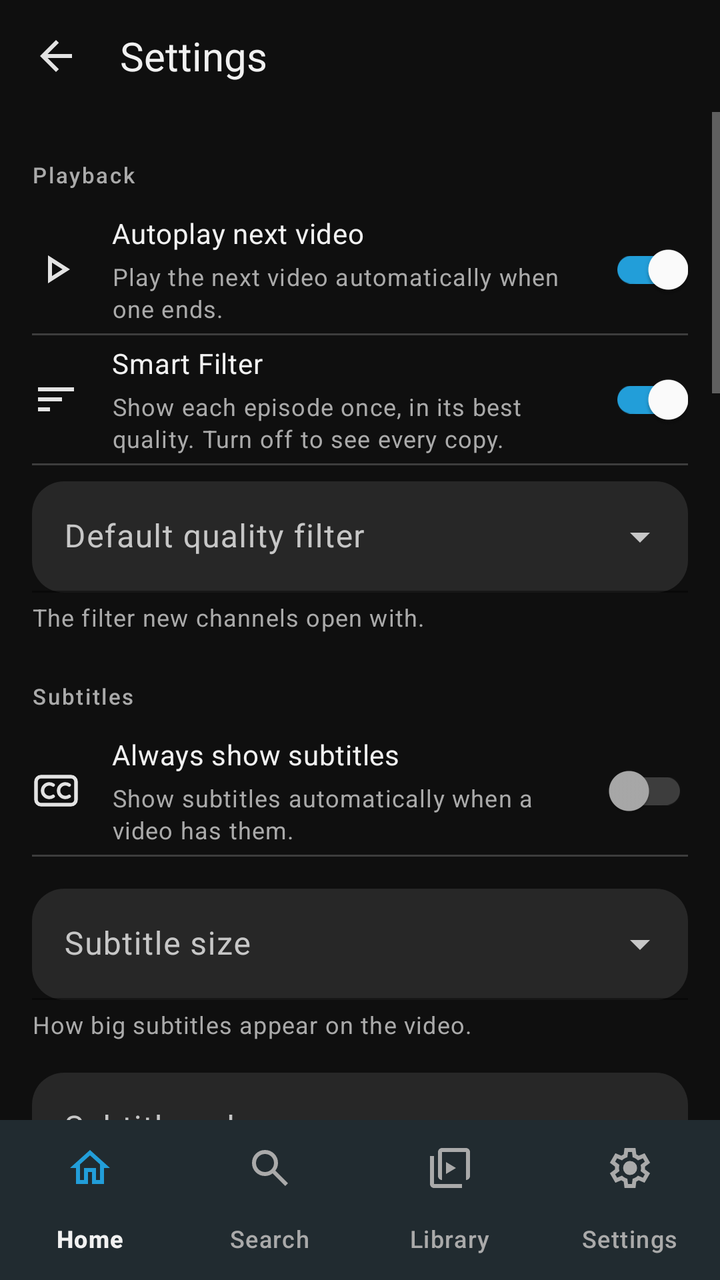
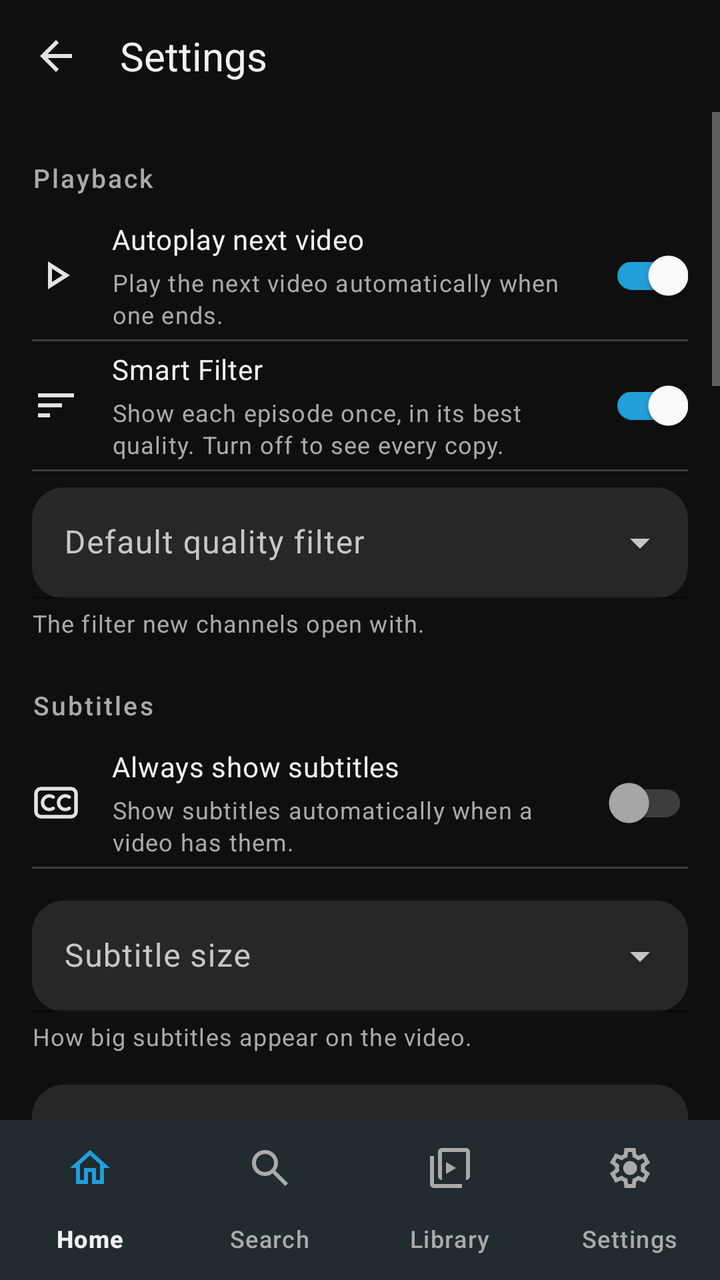

Compare the two renders of this Android layout. The source of the first and the diff that turns it into the second are given below.
<!-- AndroidManifest.xml: application theme Theme.NobiStream -->
<!-- res/layout/activity_settings.xml -->
<?xml version="1.0" encoding="utf-8"?>
<LinearLayout xmlns:android="http://schemas.android.com/apk/res/android"
    xmlns:app="http://schemas.android.com/apk/res-auto"
    android:layout_width="match_parent"
    android:layout_height="match_parent"
    android:fitsSystemWindows="true"
    android:orientation="vertical">

    <com.google.android.material.appbar.MaterialToolbar
        android:id="@+id/toolbar"
        android:layout_width="match_parent"
        android:layout_height="@dimen/toolbar_height"
        android:background="@color/background"
        app:navigationIcon="@drawable/ic_back"
        app:title="@string/settings_title"
        app:titleTextAppearance="@style/Text.NobiStream.Title"
        app:titleTextColor="@color/text_primary" />

    <ScrollView
        android:layout_width="match_parent"
        android:layout_height="0dp"
        android:layout_weight="1"
        android:fillViewport="true">

        <LinearLayout
            android:layout_width="match_parent"
            android:layout_height="wrap_content"
            android:orientation="vertical"
            android:paddingStart="@dimen/screen_margin"
            android:paddingTop="@dimen/spacing_8"
            android:paddingEnd="@dimen/screen_margin"
            android:paddingBottom="@dimen/spacing_24">

            
            <TextView
                style="@style/Text.NobiStream.SectionHeader"
                android:layout_width="match_parent"
                android:layout_height="wrap_content"
                android:layout_marginTop="@dimen/spacing_16"
                android:text="@string/settings_section_playback" />

            <LinearLayout
                android:layout_width="match_parent"
                android:layout_height="wrap_content"
                android:layout_marginTop="@dimen/spacing_8"
                android:gravity="center_vertical"
                android:minHeight="@dimen/settings_row_min_height"
                android:orientation="horizontal">

                <ImageView
                    android:layout_width="@dimen/icon_size"
                    android:layout_height="@dimen/icon_size"
                    android:contentDescription="@null"
                    android:src="@drawable/ic_play" />

                <LinearLayout
                    android:layout_width="0dp"
                    android:layout_height="wrap_content"
                    android:layout_marginStart="@dimen/spacing_16"
                    android:layout_weight="1"
                    android:orientation="vertical">

                    <TextView
                        style="@style/Text.NobiStream.Body"
                        android:layout_width="wrap_content"
                        android:layout_height="wrap_content"
                        android:fontFamily="sans-serif-medium"
                        android:text="@string/settings_autoplay" />

                    <TextView
                        style="@style/Text.NobiStream.Caption"
                        android:layout_width="wrap_content"
                        android:layout_height="wrap_content"
                        android:layout_marginTop="@dimen/spacing_4"
                        android:text="@string/settings_autoplay_desc" />
                </LinearLayout>

                <com.google.android.material.switchmaterial.SwitchMaterial
                    android:id="@+id/autoplaySwitch"
                    style="@style/Widget.NobiStream.Switch"
                    android:layout_width="wrap_content"
                    android:layout_height="wrap_content"
                    android:checked="true" />
            </LinearLayout>

            <View
                android:layout_width="match_parent"
                android:layout_height="@dimen/divider_height"
                android:background="@color/divider" />

            
            <LinearLayout
                android:layout_width="match_parent"
                android:layout_height="wrap_content"
                android:gravity="center_vertical"
                android:minHeight="@dimen/settings_row_min_height"
                android:orientation="horizontal">

                <ImageView
                    android:layout_width="@dimen/icon_size"
                    android:layout_height="@dimen/icon_size"
                    android:contentDescription="@null"
                    android:src="@drawable/ic_sort" />

                <LinearLayout
                    android:layout_width="0dp"
                    android:layout_height="wrap_content"
                    android:layout_marginStart="@dimen/spacing_16"
                    android:layout_weight="1"
                    android:orientation="vertical">

                    <TextView
                        style="@style/Text.NobiStream.Body"
                        android:layout_width="wrap_content"
                        android:layout_height="wrap_content"
                        android:fontFamily="sans-serif-medium"
                        android:text="@string/settings_smart_filter" />

                    <TextView
                        style="@style/Text.NobiStream.Caption"
                        android:layout_width="wrap_content"
                        android:layout_height="wrap_content"
                        android:layout_marginTop="@dimen/spacing_4"
                        android:text="@string/settings_smart_filter_desc" />
                </LinearLayout>

                <com.google.android.material.switchmaterial.SwitchMaterial
                    android:id="@+id/smartFilterSwitch"
                    style="@style/Widget.NobiStream.Switch"
                    android:layout_width="wrap_content"
                    android:layout_height="wrap_content"
                    android:checked="true" />
            </LinearLayout>

            <View
                android:layout_width="match_parent"
                android:layout_height="@dimen/divider_height"
                android:background="@color/divider" />

            
            <com.google.android.material.textfield.TextInputLayout
                android:id="@+id/defaultFilterLayout"
                style="@style/Widget.NobiStream.TextInputLayout.Dropdown"
                android:layout_width="match_parent"
                android:layout_height="wrap_content"
                android:layout_marginTop="@dimen/spacing_8"
                android:hint="@string/settings_default_filter">

                <AutoCompleteTextView
                    android:popupBackground="@color/surface_variant"
                    android:id="@+id/defaultFilterInput"
                    android:layout_width="match_parent"
                    android:layout_height="wrap_content"
                    android:inputType="none"
                    android:textColor="@color/text_primary" />
            </com.google.android.material.textfield.TextInputLayout>

            <TextView
                style="@style/Text.NobiStream.Caption"
                android:layout_width="match_parent"
                android:layout_height="wrap_content"
                android:layout_marginTop="@dimen/spacing_4"
                android:text="@string/settings_default_filter_desc" />

            
            <TextView
                style="@style/Text.NobiStream.SectionHeader"
                android:layout_width="match_parent"
                android:layout_height="wrap_content"
                android:layout_marginTop="@dimen/section_spacing"
                android:text="@string/settings_section_subtitles" />

            <LinearLayout
                android:layout_width="match_parent"
                android:layout_height="wrap_content"
                android:layout_marginTop="@dimen/spacing_8"
                android:gravity="center_vertical"
                android:minHeight="@dimen/settings_row_min_height"
                android:orientation="horizontal">

                <ImageView
                    android:layout_width="@dimen/icon_size"
                    android:layout_height="@dimen/icon_size"
                    android:contentDescription="@null"
                    android:src="@drawable/ic_closed_caption" />

                <LinearLayout
                    android:layout_width="0dp"
                    android:layout_height="wrap_content"
                    android:layout_marginStart="@dimen/spacing_16"
                    android:layout_weight="1"
                    android:orientation="vertical">

                    <TextView
                        style="@style/Text.NobiStream.Body"
                        android:layout_width="wrap_content"
                        android:layout_height="wrap_content"
                        android:fontFamily="sans-serif-medium"
                        android:text="@string/settings_subtitles_always" />

                    <TextView
                        style="@style/Text.NobiStream.Caption"
                        android:layout_width="wrap_content"
                        android:layout_height="wrap_content"
                        android:layout_marginTop="@dimen/spacing_4"
                        android:text="@string/settings_subtitles_always_desc" />
                </LinearLayout>

                <com.google.android.material.switchmaterial.SwitchMaterial
                    android:id="@+id/subtitleAlwaysShowSwitch"
                    style="@style/Widget.NobiStream.Switch"
                    android:layout_width="wrap_content"
                    android:layout_height="wrap_content"
                    android:checked="false" />
            </LinearLayout>

            <View
                android:layout_width="match_parent"
                android:layout_height="@dimen/divider_height"
                android:background="@color/divider" />

            <com.google.android.material.textfield.TextInputLayout
                android:id="@+id/subtitleSizeLayout"
                style="@style/Widget.NobiStream.TextInputLayout.Dropdown"
                android:layout_width="match_parent"
                android:layout_height="wrap_content"
                android:layout_marginTop="@dimen/spacing_16"
                android:hint="@string/settings_subtitles_size">

                <AutoCompleteTextView
                    android:popupBackground="@color/surface_variant"
                    android:id="@+id/subtitleSizeInput"
                    android:layout_width="match_parent"
                    android:layout_height="wrap_content"
                    android:inputType="none"
                    android:textColor="@color/text_primary" />
            </com.google.android.material.textfield.TextInputLayout>

            <TextView
                style="@style/Text.NobiStream.Caption"
                android:layout_width="match_parent"
                android:layout_height="wrap_content"
                android:layout_marginTop="@dimen/spacing_4"
                android:text="@string/settings_subtitles_size_desc" />

            <com.google.android.material.textfield.TextInputLayout
                android:id="@+id/subtitleColorLayout"
                style="@style/Widget.NobiStream.TextInputLayout.Dropdown"
                android:layout_width="match_parent"
                android:layout_height="wrap_content"
                android:layout_marginTop="@dimen/spacing_16"
                android:hint="@string/settings_subtitles_color">

                <AutoCompleteTextView
                    android:popupBackground="@color/surface_variant"
                    android:id="@+id/subtitleColorInput"
                    android:layout_width="match_parent"
                    android:layout_height="wrap_content"
                    android:inputType="none"
                    android:textColor="@color/text_primary" />
            </com.google.android.material.textfield.TextInputLayout>

            <TextView
                style="@style/Text.NobiStream.Caption"
                android:layout_width="match_parent"
                android:layout_height="wrap_content"
                android:layout_marginTop="@dimen/spacing_4"
                android:text="@string/settings_subtitles_color_desc" />

            <com.google.android.material.textfield.TextInputLayout
                android:id="@+id/subtitleBackgroundLayout"
                style="@style/Widget.NobiStream.TextInputLayout.Dropdown"
                android:layout_width="match_parent"
                android:layout_height="wrap_content"
                android:layout_marginTop="@dimen/spacing_16"
                android:hint="@string/settings_subtitles_background">

                <AutoCompleteTextView
                    android:popupBackground="@color/surface_variant"
                    android:id="@+id/subtitleBackgroundInput"
                    android:layout_width="match_parent"
                    android:layout_height="wrap_content"
                    android:inputType="none"
                    android:textColor="@color/text_primary" />
            </com.google.android.material.textfield.TextInputLayout>

            <TextView
                style="@style/Text.NobiStream.Caption"
                android:layout_width="match_parent"
                android:layout_height="wrap_content"
                android:layout_marginTop="@dimen/spacing_4"
                android:text="@string/settings_subtitles_background_desc" />

            <TextView
                style="@style/Text.NobiStream.Caption"
                android:layout_width="match_parent"
                android:layout_height="wrap_content"
                android:layout_marginTop="@dimen/spacing_16"
                android:text="@string/settings_subtitles_burned_in_note" />

            
            <TextView
                style="@style/Text.NobiStream.SectionHeader"
                android:layout_width="match_parent"
                android:layout_height="wrap_content"
                android:layout_marginTop="@dimen/section_spacing"
                android:text="@string/settings_section_startup" />

            <LinearLayout
                android:layout_width="match_parent"
                android:layout_height="wrap_content"
                android:layout_marginTop="@dimen/spacing_8"
                android:gravity="center_vertical"
                android:minHeight="@dimen/settings_row_min_height"
                android:orientation="horizontal">

                <ImageView
                    android:layout_width="@dimen/icon_size"
                    android:layout_height="@dimen/icon_size"
                    android:contentDescription="@null"
                    android:src="@drawable/ic_history" />

                <LinearLayout
                    android:layout_width="0dp"
                    android:layout_height="wrap_content"
                    android:layout_marginStart="@dimen/spacing_16"
                    android:layout_weight="1"
                    android:orientation="vertical">

                    <TextView
                        style="@style/Text.NobiStream.Body"
                        android:layout_width="wrap_content"
                        android:layout_height="wrap_content"
                        android:fontFamily="sans-serif-medium"
                        android:text="@string/settings_open_last_episode" />

                    <TextView
                        style="@style/Text.NobiStream.Caption"
                        android:layout_width="wrap_content"
                        android:layout_height="wrap_content"
                        android:layout_marginTop="@dimen/spacing_4"
                        android:text="@string/settings_open_last_episode_desc" />
                </LinearLayout>

                <com.google.android.material.switchmaterial.SwitchMaterial
                    android:id="@+id/openLastEpisodeSwitch"
                    style="@style/Widget.NobiStream.Switch"
                    android:layout_width="wrap_content"
                    android:layout_height="wrap_content"
                    android:checked="false" />
            </LinearLayout>

            
            <TextView
                style="@style/Text.NobiStream.SectionHeader"
                android:layout_width="match_parent"
                android:layout_height="wrap_content"
                android:layout_marginTop="@dimen/section_spacing"
                android:text="@string/settings_section_telegram" />

            <LinearLayout
                android:layout_width="match_parent"
                android:layout_height="wrap_content"
                android:layout_marginTop="@dimen/spacing_8"
                android:gravity="center_vertical"
                android:minHeight="@dimen/settings_row_min_height"
                android:orientation="horizontal">

                <ImageView
                    android:layout_width="@dimen/icon_size"
                    android:layout_height="@dimen/icon_size"
                    android:contentDescription="@null"
                    android:src="@drawable/ic_account_circle" />

                <LinearLayout
                    android:layout_width="0dp"
                    android:layout_height="wrap_content"
                    android:layout_marginStart="@dimen/spacing_16"
                    android:layout_weight="1"
                    android:orientation="vertical">

                    <TextView
                        android:id="@+id/accountName"
                        style="@style/Text.NobiStream.Body"
                        android:layout_width="match_parent"
                        android:layout_height="wrap_content"
                        android:fontFamily="sans-serif-medium"
                        android:text="@string/settings_account_not_signed_in" />

                    <TextView
                        android:id="@+id/accountStatus"
                        style="@style/Text.NobiStream.Caption"
                        android:layout_width="match_parent"
                        android:layout_height="wrap_content"
                        android:layout_marginTop="@dimen/spacing_4"
                        android:text="@string/settings_account_offline" />
                </LinearLayout>
            </LinearLayout>

            <View
                android:layout_width="match_parent"
                android:layout_height="@dimen/divider_height"
                android:background="@color/divider" />

            <TextView
                style="@style/Text.NobiStream.Body"
                android:layout_width="match_parent"
                android:layout_height="wrap_content"
                android:layout_marginTop="@dimen/spacing_16"
                android:fontFamily="sans-serif-medium"
                android:text="@string/settings_api_section" />

            <TextView
                android:id="@+id/apiStatus"
                style="@style/Text.NobiStream.Caption"
                android:layout_width="match_parent"
                android:layout_height="wrap_content"
                android:layout_marginTop="@dimen/spacing_8"
                android:text="@string/settings_status_missing" />

            <com.google.android.material.textfield.TextInputLayout
                android:id="@+id/apiIdLayout"
                style="@style/Widget.NobiStream.TextInputLayout"
                android:layout_width="match_parent"
                android:layout_height="wrap_content"
                android:layout_marginTop="@dimen/spacing_12"
                android:hint="@string/settings_api_id">

                <com.google.android.material.textfield.TextInputEditText
                    android:id="@+id/apiIdEdit"
                    android:layout_width="match_parent"
                    android:layout_height="wrap_content"
                    android:inputType="number" />
            </com.google.android.material.textfield.TextInputLayout>

            <com.google.android.material.textfield.TextInputLayout
                android:id="@+id/apiHashLayout"
                style="@style/Widget.NobiStream.TextInputLayout"
                android:layout_width="match_parent"
                android:layout_height="wrap_content"
                android:layout_marginTop="@dimen/spacing_12"
                android:hint="@string/settings_api_hash">

                <com.google.android.material.textfield.TextInputEditText
                    android:id="@+id/apiHashEdit"
                    android:layout_width="match_parent"
                    android:layout_height="wrap_content"
                    android:inputType="textPassword" />
            </com.google.android.material.textfield.TextInputLayout>

            <TextView
                style="@style/Text.NobiStream.Caption"
                android:layout_width="match_parent"
                android:layout_height="wrap_content"
                android:layout_marginTop="@dimen/spacing_8"
                android:text="@string/settings_api_hint" />

            <com.google.android.material.button.MaterialButton
                android:id="@+id/saveApiButton"
                style="@style/Widget.NobiStream.Button.Primary"
                android:layout_width="match_parent"
                android:layout_height="wrap_content"
                android:layout_marginTop="@dimen/spacing_12"
                android:text="@string/settings_save" />

            <com.google.android.material.button.MaterialButton
                android:id="@+id/clearSavedButton"
                style="@style/Widget.NobiStream.Button.Text"
                android:layout_width="match_parent"
                android:layout_height="wrap_content"
                android:text="@string/settings_clear_saved"
                android:visibility="gone" />

            <com.google.android.material.button.MaterialButton
                android:id="@+id/logoutButton"
                style="@style/Widget.NobiStream.Button.Danger"
                android:layout_width="match_parent"
                android:layout_height="wrap_content"
                android:layout_marginTop="@dimen/spacing_12"
                android:text="@string/settings_logout" />

            
            <TextView
                style="@style/Text.NobiStream.SectionHeader"
                android:layout_width="match_parent"
                android:layout_height="wrap_content"
                android:layout_marginTop="@dimen/section_spacing"
                android:text="@string/settings_section_cache" />

            <TextView
                style="@style/Text.NobiStream.Body"
                android:layout_width="match_parent"
                android:layout_height="wrap_content"
                android:layout_marginTop="@dimen/spacing_12"
                android:fontFamily="sans-serif-medium"
                android:text="@string/settings_cache_size" />

            <com.google.android.material.button.MaterialButtonToggleGroup
                android:id="@+id/cacheSizeGroup"
                android:layout_width="wrap_content"
                android:layout_height="wrap_content"
                android:layout_marginTop="@dimen/spacing_8"
                app:checkedButton="@id/cache500"
                app:selectionRequired="true"
                app:singleSelection="true">

                <com.google.android.material.button.MaterialButton
                    android:id="@+id/cache500"
                    style="?attr/materialButtonOutlinedStyle"
                    android:layout_width="wrap_content"
                    android:layout_height="wrap_content"
                    android:text="@string/settings_cache_500" />

                <com.google.android.material.button.MaterialButton
                    android:id="@+id/cache1gb"
                    style="?attr/materialButtonOutlinedStyle"
                    android:layout_width="wrap_content"
                    android:layout_height="wrap_content"
                    android:text="@string/settings_cache_1gb" />
            </com.google.android.material.button.MaterialButtonToggleGroup>

            <com.google.android.material.button.MaterialButton
                android:id="@+id/clearCacheButton"
                style="@style/Widget.NobiStream.Button.Secondary"
                android:layout_width="match_parent"
                android:layout_height="wrap_content"
                android:layout_marginTop="@dimen/spacing_12"
                android:text="@string/settings_clear_cache" />

            
            <TextView
                style="@style/Text.NobiStream.SectionHeader"
                android:layout_width="match_parent"
                android:layout_height="wrap_content"
                android:layout_marginTop="@dimen/section_spacing"
                android:text="@string/settings_section_app" />

            <LinearLayout
                android:layout_width="match_parent"
                android:layout_height="wrap_content"
                android:layout_marginTop="@dimen/spacing_8"
                android:gravity="center_vertical"
                android:minHeight="@dimen/settings_row_min_height"
                android:orientation="horizontal">

                <TextView
                    style="@style/Text.NobiStream.Body"
                    android:layout_width="0dp"
                    android:layout_height="wrap_content"
                    android:layout_weight="1"
                    android:fontFamily="sans-serif-medium"
                    android:text="@string/settings_version" />

                <TextView
                    android:id="@+id/versionText"
                    style="@style/Text.NobiStream.BodySecondary"
                    android:layout_width="wrap_content"
                    android:layout_height="wrap_content" />
            </LinearLayout>

            <TextView
                style="@style/Text.NobiStream.Caption"
                android:layout_width="match_parent"
                android:layout_height="wrap_content"
                android:layout_marginTop="@dimen/spacing_16"
                android:text="@string/settings_about" />

            <TextView
                style="@style/Text.NobiStream.Caption"
                android:layout_width="match_parent"
                android:layout_height="wrap_content"
                android:layout_marginTop="@dimen/spacing_8"
                android:text="@string/settings_privacy" />

            <com.google.android.material.button.MaterialButton
                android:id="@+id/licencesButton"
                style="@style/Widget.NobiStream.Button.Text"
                android:layout_width="wrap_content"
                android:layout_height="wrap_content"
                android:layout_marginTop="@dimen/spacing_8"
                android:text="@string/settings_licences" />
        </LinearLayout>
    </ScrollView>

    
    <include
        android:id="@+id/bottomNav"
        layout="@layout/layout_bottom_nav"
        android:layout_width="match_parent"
        android:layout_height="wrap_content" />
</LinearLayout>
<!-- res/layout/layout_bottom_nav.xml (included above) -->
<?xml version="1.0" encoding="utf-8"?>
<com.google.android.material.bottomnavigation.BottomNavigationView xmlns:android="http://schemas.android.com/apk/res/android"
    xmlns:app="http://schemas.android.com/apk/res-auto"
    android:id="@+id/bottomNav"
    android:layout_width="match_parent"
    android:layout_height="@dimen/nav_bar_height"
    android:background="@color/surface"
    android:fitsSystemWindows="true"
    app:itemActiveIndicatorStyle="@style/Widget.NobiStream.BottomNav.ActiveIndicator"
    app:itemIconTint="@color/nav_icon_tint"
    app:itemTextColor="@color/nav_label_tint"
    app:labelVisibilityMode="labeled"
    app:menu="@menu/bottom_nav" />
<!-- resources referenced by this layout -->
<resources>
  <color name="background">#0F0F0F</color>
  <color name="divider">#3D3D3D</color>
  <color name="surface">#212121</color>
  <color name="surface_variant">#272727</color>
  <color name="text_primary">#F1F1F1</color>
  <dimen name="divider_height">1dp</dimen>
  <dimen name="icon_size">24dp</dimen>
  <dimen name="nav_bar_height">80dp</dimen>
  <dimen name="screen_margin">16dp</dimen>
  <dimen name="section_spacing">24dp</dimen>
  <dimen name="settings_row_min_height">64dp</dimen>
  <dimen name="spacing_12">12dp</dimen>
  <dimen name="spacing_16">16dp</dimen>
  <dimen name="spacing_24">24dp</dimen>
  <dimen name="spacing_4">4dp</dimen>
  <dimen name="spacing_8">8dp</dimen>
  <dimen name="toolbar_height">56dp</dimen>
  <string name="settings_account_not_signed_in">Not signed in</string>
  <string name="settings_api_hash">api_hash</string>
  <string name="settings_api_id">api_id</string>
  <string name="settings_api_section">Telegram API credentials</string>
  <string name="settings_autoplay">Autoplay next video</string>
  <string name="settings_cache_1gb">1 GB</string>
  <string name="settings_cache_500">500 MB</string>
  <string name="settings_cache_size">Video cache size</string>
  <string name="settings_clear_cache">Clear cache</string>
  <string name="settings_licences">Open-source licences</string>
  <string name="settings_logout">Log out of Telegram</string>
  <string name="settings_save">Save</string>
  <string name="settings_section_app">Application</string>
  <string name="settings_section_cache">Storage</string>
  <string name="settings_section_playback">Playback</string>
  <string name="settings_section_startup">Startup</string>
  <string name="settings_section_subtitles">Subtitles</string>
  <string name="settings_section_telegram">Telegram</string>
  <string name="settings_smart_filter">Smart Filter</string>
  <string name="settings_subtitles_color">Subtitle colour</string>
  <string name="settings_subtitles_size">Subtitle size</string>
  <string name="settings_title">Settings</string>
  <string name="settings_version">Version</string>
  <style name="Text.NobiStream.SectionHeader" parent="TextAppearance.Material3.LabelLarge">
          <item name="android:textSize">@dimen/text_overline</item>
          <item name="android:textColor">@color/text_secondary</item>
          <item name="android:fontFamily">sans-serif-medium</item>
          <item name="android:letterSpacing">0.08</item>
      </style>
  <style name="Widget.NobiStream.TextInputLayout" parent="Widget.Material3.TextInputLayout.OutlinedBox">
          <item name="boxStrokeColor">@color/outline</item>
          <item name="hintTextColor">@color/text_secondary</item>
          <item name="boxCornerRadiusTopStart">@dimen/corner_small</item>
          <item name="boxCornerRadiusTopEnd">@dimen/corner_small</item>
          <item name="boxCornerRadiusBottomStart">@dimen/corner_small</item>
          <item name="boxCornerRadiusBottomEnd">@dimen/corner_small</item>
      </style>
  <dimen name="text_body">14sp</dimen>
  <color name="text_secondary">#AAAAAA</color>
  <dimen name="text_caption">12sp</dimen>
  <dimen name="text_overline">11sp</dimen>
  <dimen name="text_title">20sp</dimen>
  <color name="nav_indicator">#33229ED9</color>
  <dimen name="button_height">52dp</dimen>
  <dimen name="corner_full">999dp</dimen>
  <color name="error">#E5484D</color>
  <color name="cta_fill">#F1F1F1</color>
  <color name="on_cta_fill">#0F0F0F</color>
  <dimen name="button_height_small">48dp</dimen>
  <color name="outline">#717171</color>
  <color name="primary">#229ED9</color>
  <dimen name="corner_small">12dp</dimen>
  <dimen name="corner_medium">16dp</dimen>
  <color name="primary_dark">#1B7FB8</color>
  <color name="on_surface_variant">#C7C7C7</color>
  <color name="on_error">#FFFFFF</color>
  <dimen name="corner_dialog">28dp</dimen>
  <dimen name="corner_sheet">28dp</dimen>
  <!-- unchanged entries left out for length: 43 -->
</resources>

<!-- the commit's change to res/layout/activity_settings.xml (unified diff, before → after) -->
@@ -439,7 +439,8 @@
                 android:layout_width="match_parent"
                 android:layout_height="wrap_content"
                 android:layout_marginTop="@dimen/spacing_12"
-                android:hint="@string/settings_api_hash">
+                android:hint="@string/settings_api_hash"
+                app:endIconMode="password_toggle">
 
                 <com.google.android.material.textfield.TextInputEditText
                     android:id="@+id/apiHashEdit"
@@ -526,6 +527,24 @@
                 android:layout_height="wrap_content"
                 android:layout_marginTop="@dimen/spacing_12"
                 android:text="@string/settings_clear_cache" />
+
+            
+            <com.google.android.material.progressindicator.LinearProgressIndicator
+                android:id="@+id/cacheUsedBar"
+                android:layout_width="match_parent"
+                android:layout_height="wrap_content"
+                android:layout_marginTop="@dimen/spacing_16"
+                android:indeterminate="false"
+                android:max="100"
+                app:indicatorColor="@color/primary"
+                app:trackColor="@color/surface_variant" />
+
+            <TextView
+                android:id="@+id/cacheUsedText"
+                style="@style/Text.NobiStream.Caption"
+                android:layout_width="match_parent"
+                android:layout_height="wrap_content"
+                android:layout_marginTop="@dimen/spacing_4" />
 
             
             <TextView
<!-- resource entries referenced after the edit -->
@@ -41,23 +41,25 @@
   <string name="settings_title">Settings</string>
   <string name="settings_version">Version</string>
   <style name="Text.NobiStream.SectionHeader" parent="TextAppearance.Material3.LabelLarge">
-          <item name="android:textSize">@dimen/text_overline</item>
+          <item name="android:textSize">@dimen/text_action</item>
           <item name="android:textColor">@color/text_secondary</item>
           <item name="android:fontFamily">sans-serif-medium</item>
           <item name="android:letterSpacing">0.08</item>
       </style>
-  <style name="Widget.NobiStream.TextInputLayout" parent="Widget.Material3.TextInputLayout.OutlinedBox">
+  <style name="Widget.NobiStream.TextInputLayout" parent="Widget.Material3.TextInputLayout.FilledBox">
+          <item name="boxBackgroundColor">@color/surface_variant</item>
           <item name="boxStrokeColor">@color/outline</item>
           <item name="hintTextColor">@color/text_secondary</item>
-          <item name="boxCornerRadiusTopStart">@dimen/corner_small</item>
-          <item name="boxCornerRadiusTopEnd">@dimen/corner_small</item>
-          <item name="boxCornerRadiusBottomStart">@dimen/corner_small</item>
-          <item name="boxCornerRadiusBottomEnd">@dimen/corner_small</item>
+          <item name="boxCornerRadiusTopStart">@dimen/corner_medium</item>
+          <item name="boxCornerRadiusTopEnd">@dimen/corner_medium</item>
+          <item name="boxCornerRadiusBottomStart">@dimen/corner_medium</item>
+          <item name="boxCornerRadiusBottomEnd">@dimen/corner_medium</item>
+          <item name="endIconMode">clear_text</item>
       </style>
   <dimen name="text_body">14sp</dimen>
   <color name="text_secondary">#AAAAAA</color>
   <dimen name="text_caption">12sp</dimen>
-  <dimen name="text_overline">11sp</dimen>
+  <dimen name="text_action">13sp</dimen>
   <dimen name="text_title">20sp</dimen>
   <color name="nav_indicator">#33229ED9</color>
   <dimen name="button_height">52dp</dimen>
@@ -68,7 +70,6 @@
   <dimen name="button_height_small">48dp</dimen>
   <color name="outline">#717171</color>
   <color name="primary">#229ED9</color>
-  <dimen name="corner_small">12dp</dimen>
   <dimen name="corner_medium">16dp</dimen>
   <color name="primary_dark">#1B7FB8</color>
   <color name="on_surface_variant">#C7C7C7</color>
